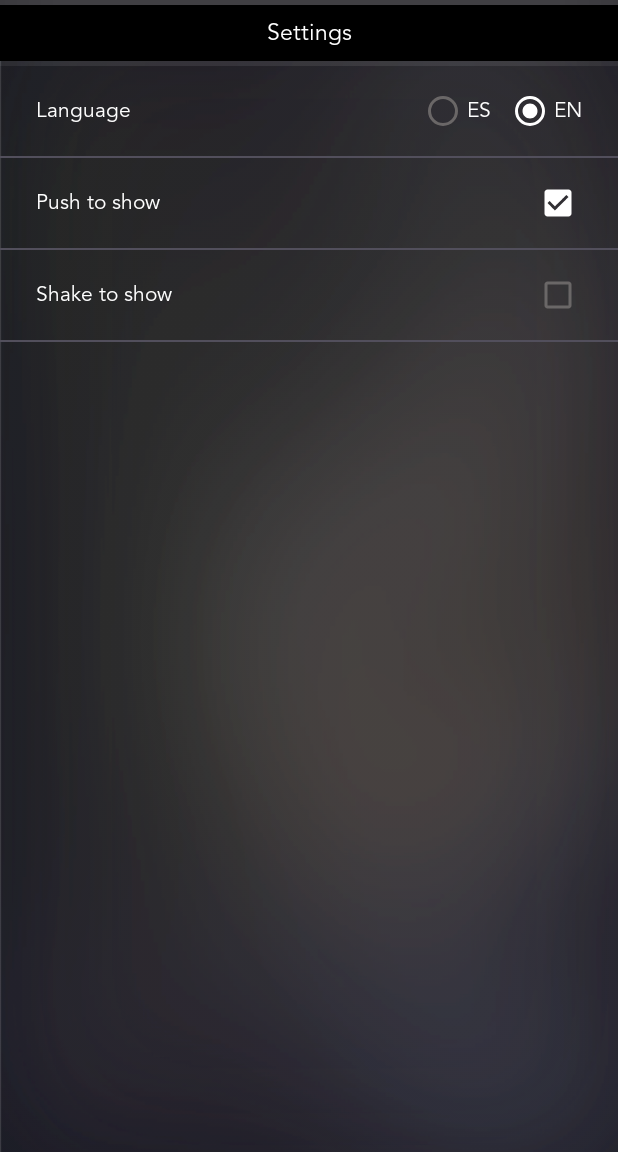
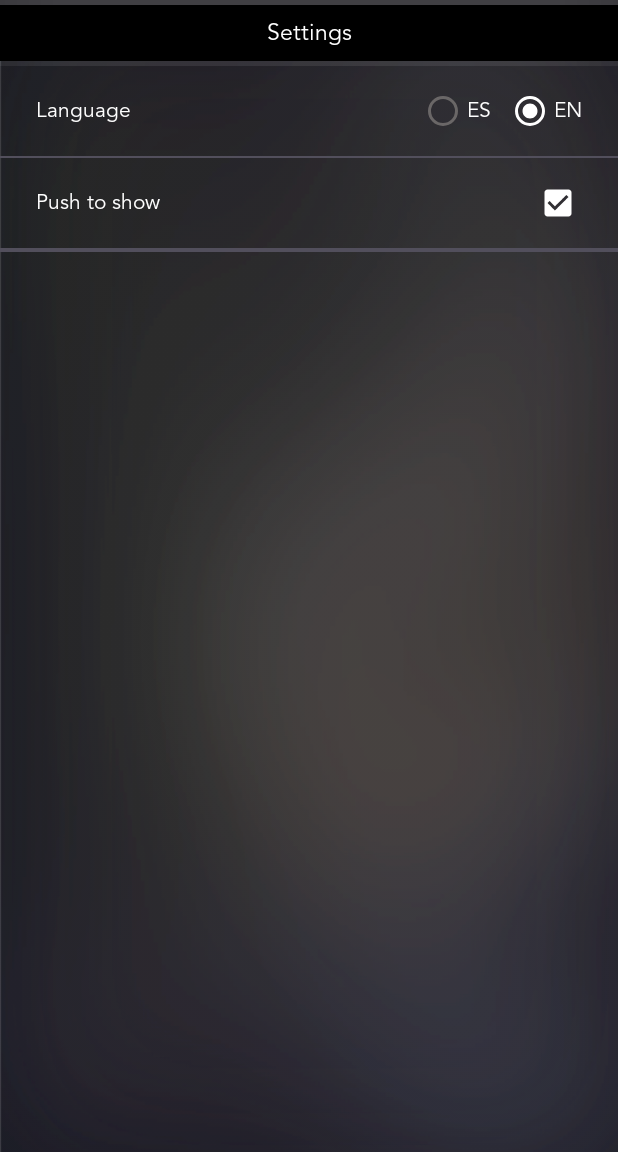
Before and after one commit to juanunix/planningpoker-android, an Android app: the screen it shows after launch (MainActivity), in the side drawer, after a tap on "Settings", on a phone screen of 412 x 824 dp, the part 84-1236 px from its top. Run offline under Robolectric (Android 15) with nearby library versions, the phone set to English and light mode, and no system bars; our stand-ins replace ButterKnife, Dagger/Hilt's generated code.

Commit message:
Changes on design

```diff
--- a/app/src/main/java/com/beeva/planningpoker/manager/PackageManager.java
+++ b/app/src/main/java/com/beeva/planningpoker/manager/PackageManager.java
@@ -29,4 +29,9 @@ public class PackageManager {
     return packManager.queryIntentActivities(intent,
         android.content.pm.PackageManager.MATCH_DEFAULT_ONLY);
   }
+
+  public boolean existsGyroscopeInDevice(){
+    android.content.pm.PackageManager pm = PlanningPokerAplication.getContext().getPackageManager();
+    return pm.hasSystemFeature(android.content.pm.PackageManager.FEATURE_SENSOR_ACCELEROMETER);
+  }
 }
--- a/app/src/main/java/com/beeva/planningpoker/ui/settings/SettingsFragment.java
+++ b/app/src/main/java/com/beeva/planningpoker/ui/settings/SettingsFragment.java
@@ -8,6 +8,7 @@ import android.view.View;
 import android.view.ViewGroup;
 import android.widget.RadioButton;
 import android.widget.RadioGroup;
+import android.widget.RelativeLayout;
 import butterknife.BindView;
 import butterknife.ButterKnife;
 import butterknife.OnCheckedChanged;
@@ -29,6 +30,7 @@ public class SettingsFragment extends BaseFragment
   @BindView(R.id.rgLanguage) RadioGroup rgLanguage;
   @BindView(R.id.rbSpanish) RadioButton rbSpanish;
   @BindView(R.id.rbEnglish) RadioButton rbEnglish;
+  @BindView(R.id.rlShakeToShow) RelativeLayout rlShakeToShow;
 
   @Inject SettingsPresenter presenter;
 
@@ -95,6 +97,9 @@ public class SettingsFragment extends BaseFragment
     }
   }
 
+  @Override public void removeShakeToShowOption() {
+    rlShakeToShow.setVisibility(View.GONE);
+  }
 
   @Override public void setCheckPressToShow(boolean state) {
     cbPressToShow.setChecked(state);
--- a/app/src/main/java/com/beeva/planningpoker/ui/settings/SettingsPresenter.java
+++ b/app/src/main/java/com/beeva/planningpoker/ui/settings/SettingsPresenter.java
@@ -1,6 +1,7 @@
 package com.beeva.planningpoker.ui.settings;
 
 import com.beeva.planningpoker.Presenter;
+import com.beeva.planningpoker.manager.PackageManager;
 import com.beeva.planningpoker.manager.language.LanguageEnum;
 import com.beeva.planningpoker.manager.language.LanguageManager;
 import com.beeva.planningpoker.model.DataRepository;
@@ -13,6 +14,8 @@ public class SettingsPresenter extends Presenter<SettingsPresenter.View> {
 
   @Inject DataRepository dataRepository;
   @Inject LanguageManager languageManager;
+  @Inject PackageManager packageManager;
+
   private View view;
 
   @Inject public SettingsPresenter() {
@@ -26,6 +29,10 @@ public class SettingsPresenter extends Presenter<SettingsPresenter.View> {
     view.setCheckPressToShow(dataRepository.isPressToShow());
     view.setCheckShakeToShow(dataRepository.isShakeToShow());
     view.setRadioButtonLanguage(dataRepository.getAppLanguage());
+
+    if (!packageManager.existsGyroscopeInDevice()){
+      view.removeShakeToShowOption();
+    }
   }
 
   public void onClickPressToShow(boolean checked) {
@@ -45,6 +52,8 @@ public class SettingsPresenter extends Presenter<SettingsPresenter.View> {
 
   public interface View extends Presenter.View {
 
+    void removeShakeToShowOption();
+
     void setCheckPressToShow(boolean state);
 
     void setCheckShakeToShow(boolean state);
--- a/app/src/main/java/com/beeva/planningpoker/ui/splash/SplashActivity.java
+++ b/app/src/main/java/com/beeva/planningpoker/ui/splash/SplashActivity.java
@@ -59,7 +59,7 @@ public class SplashActivity extends BaseActivity implements SplashPresenter.View
   }
 
   @Override public void startTimer() {
-    new CountDownTimer(TIMER_TIME, 1000) {
+    new CountDownTimer(TIMER_TIME, 1) {
 
       public void onTick(long millisUntilFinished) {
       }
--- a/app/src/main/res/drawable/selector_button_dialog_black_background.xml
+++ b/app/src/main/res/drawable/selector_button_dialog_black_background.xml
@@ -1,5 +1,5 @@
 <?xml version="1.0" encoding="utf-8"?>
 <selector xmlns:android="http://schemas.android.com/apk/res/android">
   <item android:drawable="@color/beeva.black" android:state_pressed="false"/>
-  <item android:drawable="@color/beeva.gray" android:state_pressed="true"/>
+  <item android:drawable="@color/beeva.yellow" android:state_pressed="true"/>
 </selector>
--- a/app/src/main/res/drawable/selector_button_dialog_black_textcolor.xml
+++ b/app/src/main/res/drawable/selector_button_dialog_black_textcolor.xml
@@ -1,5 +1,5 @@
 <?xml version="1.0" encoding="utf-8"?>
 <selector xmlns:android="http://schemas.android.com/apk/res/android">
   <item android:color="@color/beeva.white" android:state_pressed="false"/>
-  <item android:color="@color/beeva.yellow" android:state_pressed="true"/>
+  <item android:color="@color/beeva.black" android:state_pressed="true"/>
 </selector>
--- a/app/src/main/res/drawable/selector_button_dialog_yellow_textcolor.xml
+++ b/app/src/main/res/drawable/selector_button_dialog_yellow_textcolor.xml
@@ -1,5 +1,5 @@
 <?xml version="1.0" encoding="utf-8"?>
 <selector xmlns:android="http://schemas.android.com/apk/res/android">
   <item android:color="@color/beeva.black" android:state_pressed="false"/>
-  <item android:color="@color/beeva.yellow" android:state_pressed="true"/>
+  <item android:color="@color/beeva.white" android:state_pressed="true"/>
 </selector>
--- a/app/src/main/res/layout/fragment_share.xml
+++ b/app/src/main/res/layout/fragment_share.xml
@@ -46,6 +46,7 @@
           android:paddingRight="25dp"
           android:scrollbars="horizontal"
           android:text="@string/lorem.short"
+          android:maxLines="2"
           android:textAlignment="center"
           android:textSize="16sp"
           style="@style/TextView"
--- a/app/src/main/res/layout/item_layout_settings_shaketoshow.xml
+++ b/app/src/main/res/layout/item_layout_settings_shaketoshow.xml
@@ -1,6 +1,7 @@
 <?xml version="1.0" encoding="utf-8"?>
 <RelativeLayout xmlns:android="http://schemas.android.com/apk/res/android"
     style="@style/RelativeLayout.Settings"
+    android:id="@+id/rlShakeToShow"
     >
 
   <com.beeva.corporate.TextView
--- a/app/src/main/res/layout/item_layout_share_social.xml
+++ b/app/src/main/res/layout/item_layout_share_social.xml
@@ -14,6 +14,7 @@
         android:id="@+id/btnTwitter"
         android:layout_width="0dp"
         android:layout_height="wrap_content"
+        android:layout_marginLeft="@dimen/share.distance.icons"
         android:drawableTop="@drawable/selector_share_ic_twitter"
         android:text="@string/label.share.twitter"
         style="@style/Button.Share"
@@ -31,6 +32,7 @@
     <com.beeva.corporate.Button
         android:id="@+id/btnLinkedIn"
         android:layout_width="0dp"
+        android:layout_marginRight="@dimen/share.distance.icons"
         android:layout_height="wrap_content"
         android:drawableTop="@drawable/selector_share_ic_linkedin"
         android:text="@string/label.share.linkedin"
@@ -52,6 +54,7 @@
         android:id="@+id/btnGoogle"
         android:layout_width="0dp"
         android:layout_height="wrap_content"
+        android:layout_marginLeft="@dimen/share.distance.icons"
         android:drawableTop="@drawable/selector_share_ic_googleplus"
         android:text="@string/label.share.google"
         style="@style/Button.Share"
@@ -70,6 +73,7 @@
         android:id="@+id/btnWhatsapp"
         android:layout_width="0dp"
         android:layout_height="wrap_content"
+        android:layout_marginRight="@dimen/share.distance.icons"
         android:drawableTop="@drawable/selector_share_ic_whatsapp"
         android:text="@string/label.share.whatsapp"
         style="@style/Button.Share"
--- a/app/src/main/res/values/dimens.xml
+++ b/app/src/main/res/values/dimens.xml
@@ -9,7 +9,7 @@
 
 
   <dimen name="height.header.titleBar">37dp</dimen>
-  <dimen name="space.deck.gridLayout">10dp</dimen>
+  <dimen name="space.deck.gridLayout">5dp</dimen>
 
   <dimen name="height.item.settings">60dp</dimen>
   <dimen name="padding.right.item.settings">24dp</dimen>
@@ -21,4 +21,5 @@
 
   <!-- Fonts -->
   <dimen name="dimen.edittext.signup.width">16sp</dimen>
+  <dimen name="share.distance.icons">25dp</dimen>
 </resources>
--- a/build.gradle
+++ b/build.gradle
@@ -6,7 +6,7 @@ buildscript {
     jcenter()
   }
   dependencies {
-    classpath 'com.android.tools.build:gradle:2.2.1'
+    classpath 'com.android.tools.build:gradle:2.2.2'
     classpath 'com.neenbedankt.gradle.plugins:android-apt:1.8'
     classpath "org.jetbrains.kotlin:kotlin-gradle-plugin:$kotlin_version"
 
```
